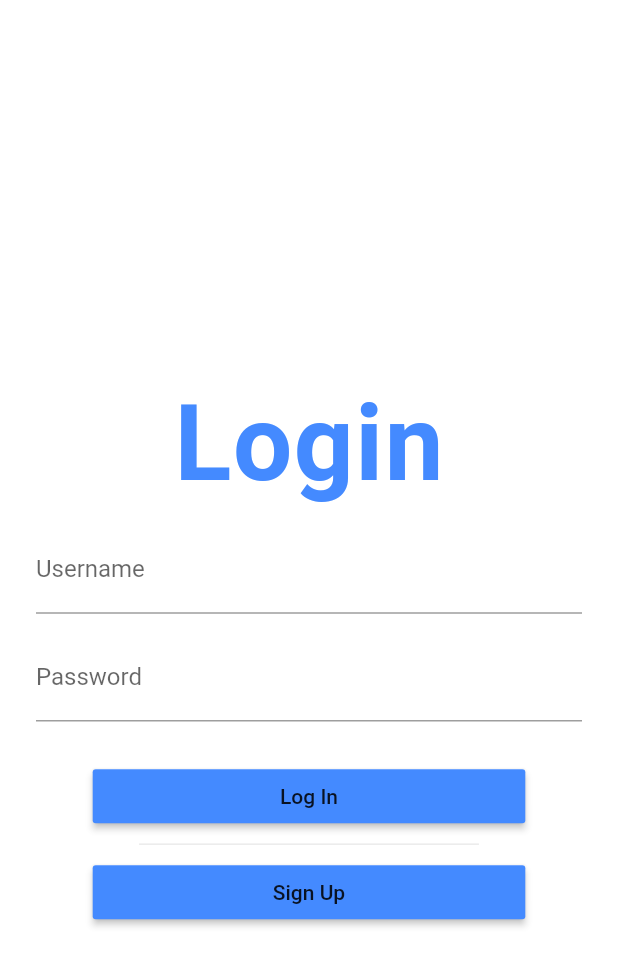
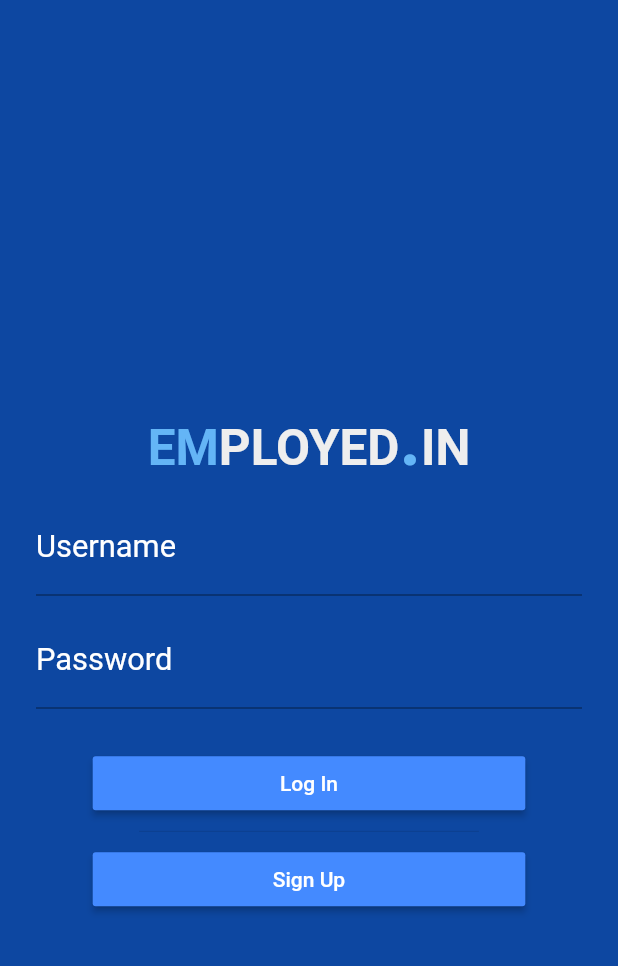
Before and after one commit to ashvathnarayanan/code_hard, a Flutter app: the screen it shows after launch, on a phone screen of 412 x 824 dp. Shown: the top 966 px of the screen. Run offline on Flutter 3.47's test engine with Material 2 defaults, Android fonts, the phone set to English and light mode, and no system bars; our stand-ins replace cloud_firestore, firebase_auth, modal_progress_hud, shared_preferences; missing offline and left inert: move_to_background; accounts and stored records are empty.

Commit message:
Update Login_screen.dart

```diff
--- a/lib/screens/Login_screen.dart
+++ b/lib/screens/Login_screen.dart
@@ -30,6 +30,7 @@ class _LoginPageState extends State<LoginPage> {
         return false;
       },
       child: Scaffold(
+        backgroundColor: Colors.blue[900],
         body: Container(
           child: ModalProgressHUD(
             inAsyncCall: spinner,
@@ -40,13 +41,57 @@ class _LoginPageState extends State<LoginPage> {
                   child: Column(
                     mainAxisAlignment: MainAxisAlignment.spaceEvenly,
                     children: <Widget>[
-                      Text(
-                        'Login',
-                        style: TextStyle(
-                            color: Colors.blueAccent,
-                            letterSpacing: 1,
-                            fontWeight: FontWeight.w700,
-                            fontSize: dimensions[0] * 0.085),
+                      // Text(
+                      //   'Login',
+                      //   style: TextStyle(
+                      //       color: Colors.blueAccent,
+                      //       letterSpacing: 1,
+                      //       fontWeight: FontWeight.w700,
+                      //       fontSize: dimensions[0] * 0.085),
+                      // ),
+                      Container(
+                        child: RichText(
+                          text: TextSpan(
+                            style:
+                                Theme.of(context).textTheme.headline6.copyWith(
+                                      fontWeight: FontWeight.bold,
+                                    ),
+                            children: [
+                              TextSpan(
+                                text: "EM",
+                                style: TextStyle(
+                                  color: Colors.blue[300],
+                                  fontSize:
+                                      MediaQuery.of(context).size.width * 0.08,
+                                ),
+                              ),
+                              TextSpan(
+                                text: "PLOYED",
+                                style: TextStyle(
+                                  color: Colors.grey[200],
+                                  fontSize:
+                                      MediaQuery.of(context).size.width * 0.08,
+                                ),
+                              ),
+                              TextSpan(
+                                text: ".",
+                                style: TextStyle(
+                                  color: Colors.blue[300],
+                                  fontSize:
+                                      MediaQuery.of(context).size.width * 0.12,
+                                ),
+                              ),
+                              TextSpan(
+                                text: "IN",
+                                style: TextStyle(
+                                  color: Colors.grey[200],
+                                  fontSize:
+                                      MediaQuery.of(context).size.width * 0.08,
+                                ),
+                              ),
+                            ],
+                          ),
+                        ),
                       ),
                       SizedBox(
                         height: dimensions[0] / 64,
@@ -57,8 +102,12 @@ class _LoginPageState extends State<LoginPage> {
                           children: <Widget>[
                             TextFormField(
                               keyboardType: TextInputType.text,
-                              decoration:
-                                  InputDecoration(labelText: 'Username'),
+                              decoration: InputDecoration(
+                                  labelText: 'Username',
+                                  labelStyle: TextStyle(
+                                      color: Colors.white,
+                                      fontSize: dimensions[1] * 0.05),
+                                  fillColor: Colors.white),
                               validator: (value) => value.isEmpty
                                   ? 'Username can\'t be empty'
                                   : null,
@@ -81,8 +130,11 @@ class _LoginPageState extends State<LoginPage> {
                               validator: (value) => value.isEmpty
                                   ? 'Password can\'t be empty'
                                   : null,
-                              decoration:
-                                  InputDecoration(labelText: 'Password'),
+                              decoration: InputDecoration(
+                                  labelText: 'Password',
+                                  labelStyle: TextStyle(
+                                      color: Colors.white,
+                                      fontSize: dimensions[1] * 0.05)),
                             ),
                             SizedBox(
                               height: dimensions[0] / 32,
@@ -91,7 +143,10 @@ class _LoginPageState extends State<LoginPage> {
                               width: dimensions[1] * 0.7,
                               child: RaisedButton(
                                 color: Colors.blueAccent,
-                                child: Text('Log In'),
+                                child: Text(
+                                  'Log In',
+                                  style: TextStyle(color: Colors.white),
+                                ),
                                 onPressed: () async {
                                   if (username != null ||
                                       username == '' ||
@@ -180,6 +235,7 @@ class _LoginPageState extends State<LoginPage> {
                                 },
                                 child: Text(
                                   'Sign Up',
+                                  style: TextStyle(color: Colors.white),
                                   textAlign: TextAlign.center,
                                 ),
                               ),
```
